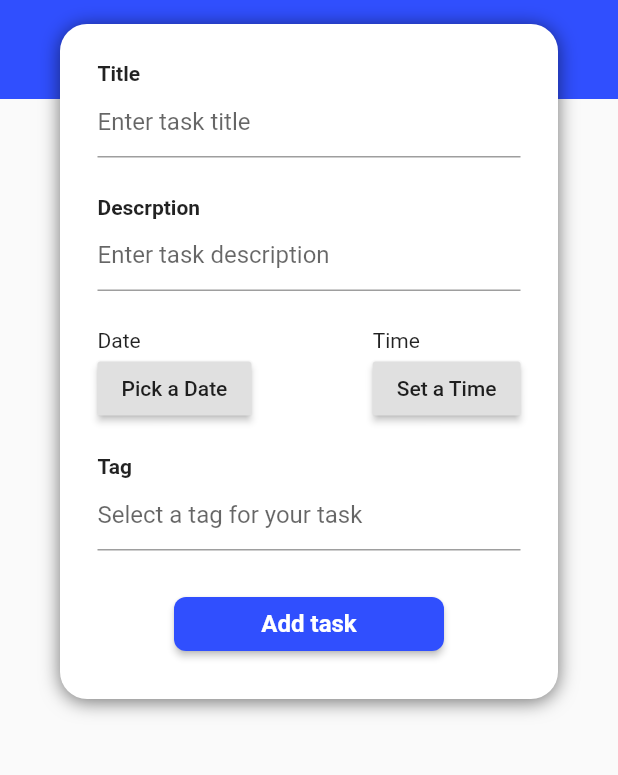
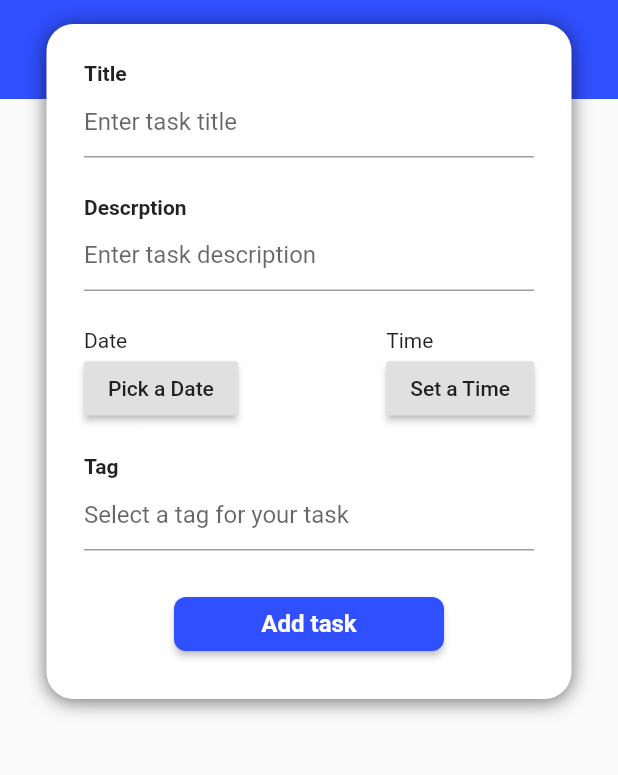
Before and after one commit to 4syncTeam/todo-app, a Flutter app: the AddTask screen opened by its route, on a phone screen of 412 x 824 dp, the part 195-970 px from its top. Run offline on Flutter 3.47's test engine with Material 2 defaults, Android fonts, the phone set to English and light mode, and no system bars; our stand-ins replace cloud_firestore, firebase_core; accounts and stored records are empty.

Commit message:
fixed TaskDetail position on diffrtent sizes

```diff
--- a/lib/screens/add_task_screen.dart/body.dart
+++ b/lib/screens/add_task_screen.dart/body.dart
@@ -43,8 +43,9 @@ class AddTaskBody extends StatelessWidget {
                 ),
               ),
             ),
-            Padding(
-              padding: EdgeInsets.symmetric(horizontal: 40, vertical: 90),
+            Container(
+              margin: EdgeInsets.symmetric(vertical: 90),
+              alignment: Alignment.topCenter,
               child: TaskDetail(),
             ),
           ],
```
